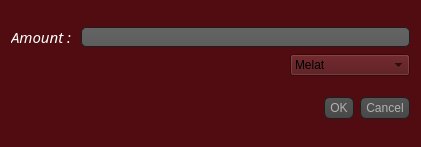
Qt form AP/increase_balance.ui (AP-projects-4001/Guys) before a commit.
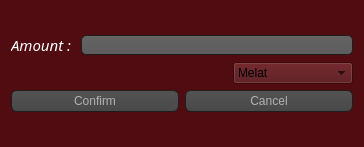
The same form after that commit.

```diff
--- a/AP/increase_balance.ui
+++ b/AP/increase_balance.ui
@@ -6,7 +6,7 @@
    <rect>
     <x>0</x>
     <y>0</y>
-    <width>421</width>
+    <width>364</width>
     <height>147</height>
    </rect>
   </property>
@@ -160,18 +160,26 @@
        </item>
       </layout>
      </item>
+     <item>
+      <layout class="QHBoxLayout" name="horizontalLayout_3">
+       <item>
+        <widget class="QPushButton" name="pushButton">
+         <property name="text">
+          <string>Confirm</string>
+         </property>
+        </widget>
+       </item>
+       <item>
+        <widget class="QPushButton" name="pushButton_2">
+         <property name="text">
+          <string>Cancel</string>
+         </property>
+        </widget>
+       </item>
+      </layout>
+     </item>
     </layout>
    </item>
-   <item row="1" column="0">
-    <widget class="QDialogButtonBox" name="buttonBox">
-     <property name="orientation">
-      <enum>Qt::Horizontal</enum>
-     </property>
-     <property name="standardButtons">
-      <set>QDialogButtonBox::Cancel|QDialogButtonBox::Ok</set>
-     </property>
-    </widget>
-   </item>
   </layout>
  </widget>
  <resources/>
```
Left out of the diff: 35 changed lines with no effect on the pictures.
